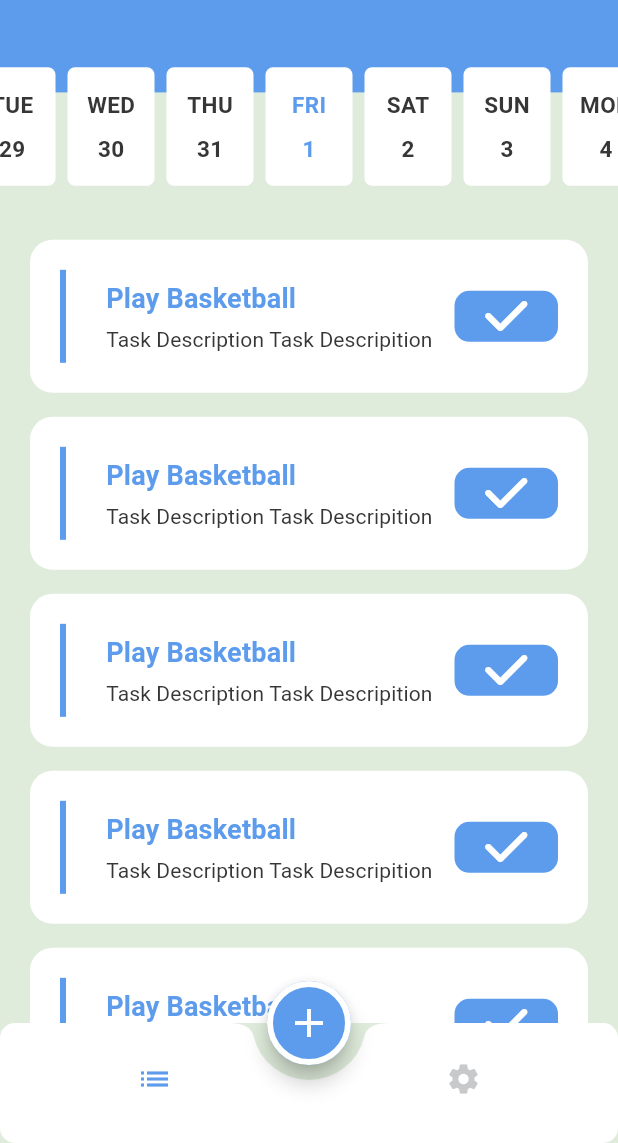
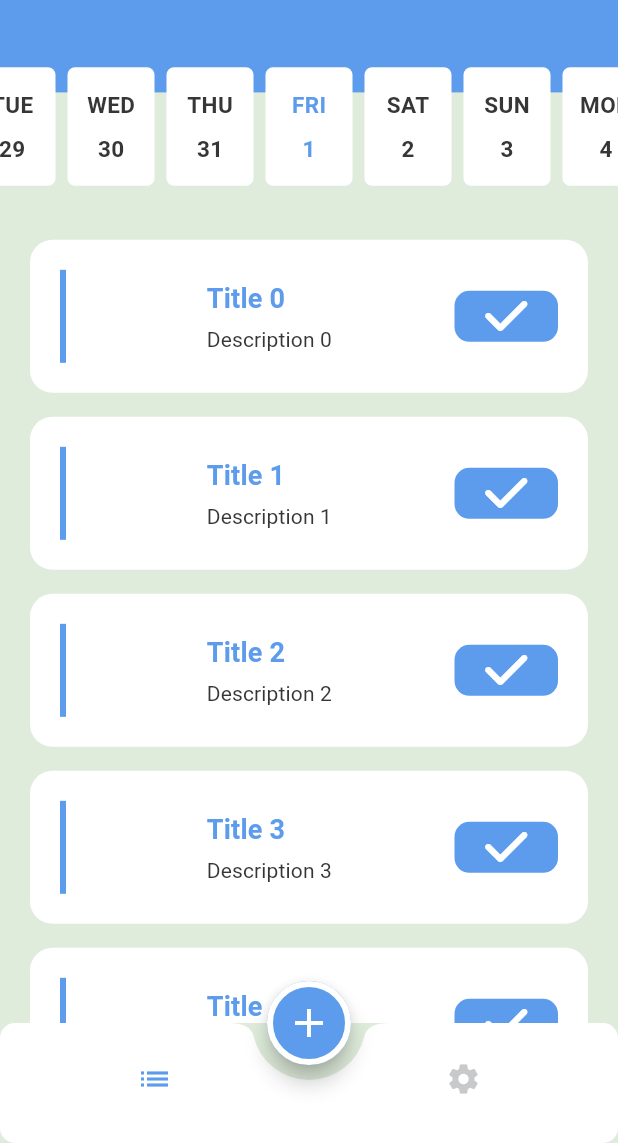
Before and after one commit to MostafaGaber135/todo_app, a Flutter app: the screen it shows after launch, on a phone screen of 412 x 824 dp, the part 93-1236 px from its top. Run offline on Flutter 3.47's test engine with Material 3 defaults, Android fonts, the phone set to English and light mode, and no system bars; drawn by our look-alikes of easy_date_timeline; our stand-ins replace font_awesome_flutter.

Commit message:
Create task model

```diff
--- /dev/null
+++ b/lib/models/task_model.dart
@@ -0,0 +1,15 @@
+class TaskModel {
+  String id;
+  final String title;
+  final String description;
+  final DateTime date;
+  final bool isDone;
+
+  TaskModel({
+     this.id = '',
+    required this.title,
+    required this.description,
+    required this.date,
+    this.isDone = false,
+  });
+}
--- a/lib/tabs/add_task_bottom_sheet.dart
+++ b/lib/tabs/add_task_bottom_sheet.dart
@@ -1,5 +1,6 @@
 import 'package:flutter/material.dart';
 import 'package:intl/intl.dart';
+import 'package:todo_app/models/task_model.dart';
 import 'package:todo_app/widgets/custom_elevated_button.dart';
 import 'package:todo_app/widgets/custom_text_form_field.dart';
 
@@ -113,5 +114,11 @@ class _AddTaskBottomSheetState extends State<AddTaskBottomSheet> {
     );
   }
 
-  void addTask() {}
+  void addTask() {
+    TaskModel task = TaskModel(
+      title: titleController.text,
+      description: descriptionController.text,
+      date: selectedDate,
+    );
+  }
 }
--- a/lib/tabs/tasks/task_item.dart
+++ b/lib/tabs/tasks/task_item.dart
@@ -1,10 +1,11 @@
 import 'package:flutter/material.dart';
 import 'package:font_awesome_flutter/font_awesome_flutter.dart';
 import 'package:todo_app/app_theme.dart';
+import 'package:todo_app/models/task_model.dart';
 
 class TaskItem extends StatefulWidget {
-  const TaskItem({super.key});
-
+  const TaskItem({super.key, required this.task});
+  final TaskModel task;
   @override
   State<TaskItem> createState() => _TaskItemState();
 }
@@ -41,7 +42,7 @@ class _TaskItemState extends State<TaskItem> {
             crossAxisAlignment: CrossAxisAlignment.start,
             children: [
               Text(
-                'Play Basketball',
+                widget.task.title,
                 style: textTheme.titleMedium?.copyWith(
                   color: AppTheme.primary,
                 ),
@@ -50,7 +51,7 @@ class _TaskItemState extends State<TaskItem> {
                 height: 4,
               ),
               Text(
-                'Task Description Task Descripition',
+                widget.task.description,
                 style: textTheme.titleSmall,
               ),
             ],
--- a/lib/tabs/tasks/tasks_tab.dart
+++ b/lib/tabs/tasks/tasks_tab.dart
@@ -1,6 +1,7 @@
 import 'package:easy_date_timeline/easy_date_timeline.dart';
 import 'package:flutter/material.dart';
 import 'package:todo_app/app_theme.dart';
+import 'package:todo_app/models/task_model.dart';
 import 'package:todo_app/tabs/tasks/task_item.dart';
 
 class TasksTab extends StatelessWidget {
@@ -9,6 +10,14 @@ class TasksTab extends StatelessWidget {
   @override
   Widget build(BuildContext context) {
     double screenHeight = MediaQuery.sizeOf(context).height;
+    List<TaskModel> tasks = List.generate(
+      10,
+      (index) => TaskModel(
+        title: 'Title $index',
+        description: 'Description $index',
+        date: DateTime.now(),
+      ),
+    );
     return Column(
       children: [
         Stack(
@@ -102,8 +111,10 @@ class TasksTab extends StatelessWidget {
             padding: const EdgeInsets.only(
               top: 20,
             ),
-            itemBuilder: (_, index) => const TaskItem(),
-            itemCount: 10,
+            itemBuilder: (_, index) => TaskItem(
+              task: tasks[index],
+            ),
+            itemCount: tasks.length,
           ),
         ),
       ],
```
